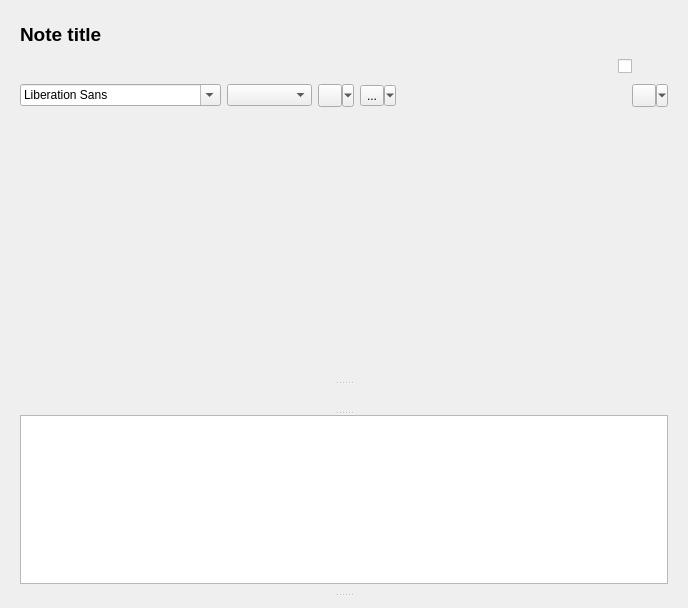
The window that quentier/src/widgets/NoteEditorWidget.ui (d1vanov/quentier) describes before a commit, drawn with Qt 5.
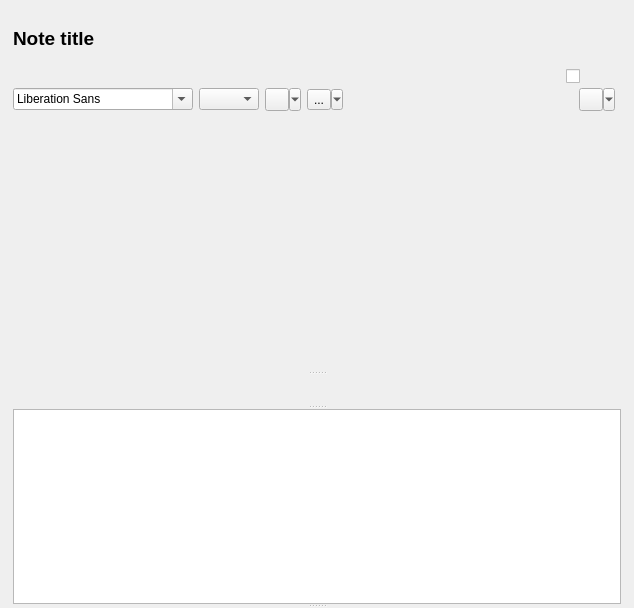
The same window after the commit. Icons and pictures are not drawn. Custom widgets are drawn as their Qt base class.

Commit message: Issue #85: some tinkering with UI + implement the possibility to specify blank page html for the note editor + actually use this possibility for the blank note editor tab

Diff of the .ui file:
```diff
--- a/quentier/src/widgets/NoteEditorWidget.ui
+++ b/quentier/src/widgets/NoteEditorWidget.ui
@@ -14,6 +14,9 @@
    <string>Form</string>
   </property>
   <layout class="QVBoxLayout" name="verticalLayout_2">
+   <property name="bottomMargin">
+    <number>0</number>
+   </property>
    <item>
     <widget class="QSplitter" name="noteEditorVerticalSplitter">
      <property name="orientation">
@@ -30,6 +33,21 @@
           </size>
          </property>
          <layout class="QVBoxLayout" name="verticalLayout">
+          <property name="spacing">
+           <number>0</number>
+          </property>
+          <property name="leftMargin">
+           <number>2</number>
+          </property>
+          <property name="topMargin">
+           <number>0</number>
+          </property>
+          <property name="rightMargin">
+           <number>2</number>
+          </property>
+          <property name="bottomMargin">
+           <number>0</number>
+          </property>
           <item>
            <layout class="QVBoxLayout" name="noteEditorHeaderVerticalLayout">
             <item>
@@ -76,7 +94,7 @@
            </layout>
           </item>
           <item>
-           <layout class="QHBoxLayout" name="buttonsUpperSubPaneHorizontalLayout">
+           <layout class="QHBoxLayout" name="buttonsUpperSubPaneHorizontalLayout" stretch="2,2,2,2,2,2,2,2,2,2,2,2,2,2,2">
             <item>
              <widget class="QPushButton" name="undoPushButton">
               <property name="toolTip">
@@ -316,7 +334,10 @@
            </layout>
           </item>
           <item>
-           <layout class="QHBoxLayout" name="buttonsLowerSubPaneHorizontalLayout">
+           <layout class="QHBoxLayout" name="buttonsLowerSubPaneHorizontalLayout" stretch="2,2,2,2,2,2,2,2,2,2,2">
+            <property name="spacing">
+             <number>6</number>
+            </property>
             <item>
              <widget class="QFontComboBox" name="fontComboBox">
               <property name="sizePolicy">
@@ -327,7 +348,7 @@
               </property>
               <property name="minimumSize">
                <size>
-                <width>201</width>
+                <width>180</width>
                 <height>0</height>
                </size>
               </property>
@@ -343,7 +364,7 @@
               </property>
               <property name="minimumSize">
                <size>
-                <width>85</width>
+                <width>60</width>
                 <height>0</height>
                </size>
               </property>
@@ -506,6 +527,21 @@
        <item>
         <widget class="QWidget" name="noteEditorContainer" native="true">
          <layout class="QVBoxLayout" name="verticalLayout_3">
+          <property name="spacing">
+           <number>0</number>
+          </property>
+          <property name="leftMargin">
+           <number>2</number>
+          </property>
+          <property name="topMargin">
+           <number>0</number>
+          </property>
+          <property name="rightMargin">
+           <number>2</number>
+          </property>
+          <property name="bottomMargin">
+           <number>0</number>
+          </property>
           <item>
            <widget class="QSplitter" name="noteEditorSplitter">
             <property name="orientation">
@@ -558,7 +594,23 @@
         <verstretch>0</verstretch>
        </sizepolicy>
       </property>
-      <layout class="QVBoxLayout" name="tagNameLabelsContainerVerticalLayout"/>
+      <layout class="QVBoxLayout" name="tagNameLabelsContainerVerticalLayout">
+       <property name="spacing">
+        <number>0</number>
+       </property>
+       <property name="leftMargin">
+        <number>0</number>
+       </property>
+       <property name="topMargin">
+        <number>0</number>
+       </property>
+       <property name="rightMargin">
+        <number>0</number>
+       </property>
+       <property name="bottomMargin">
+        <number>0</number>
+       </property>
+      </layout>
      </widget>
     </widget>
    </item>
```
The commit also changes 15 other files.
